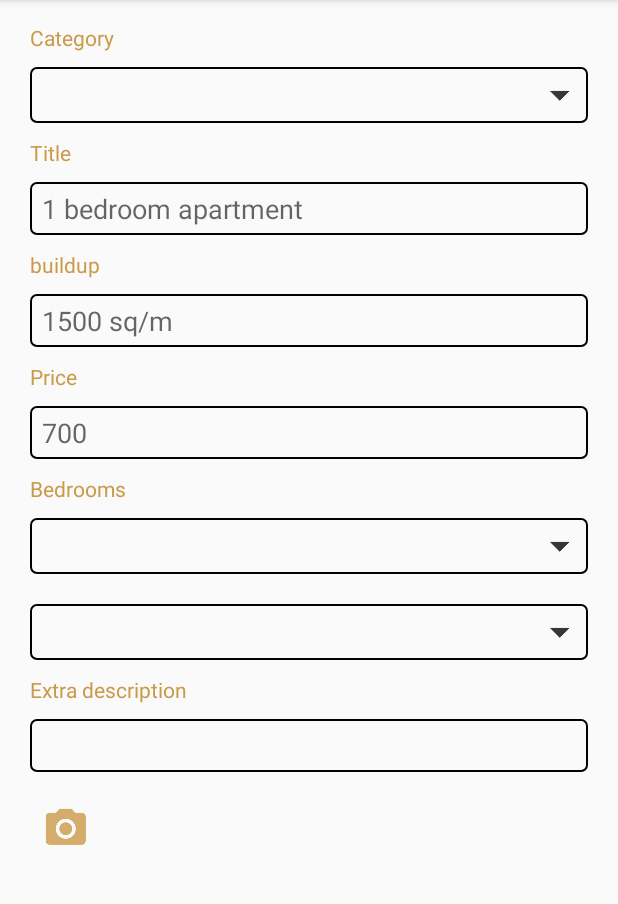
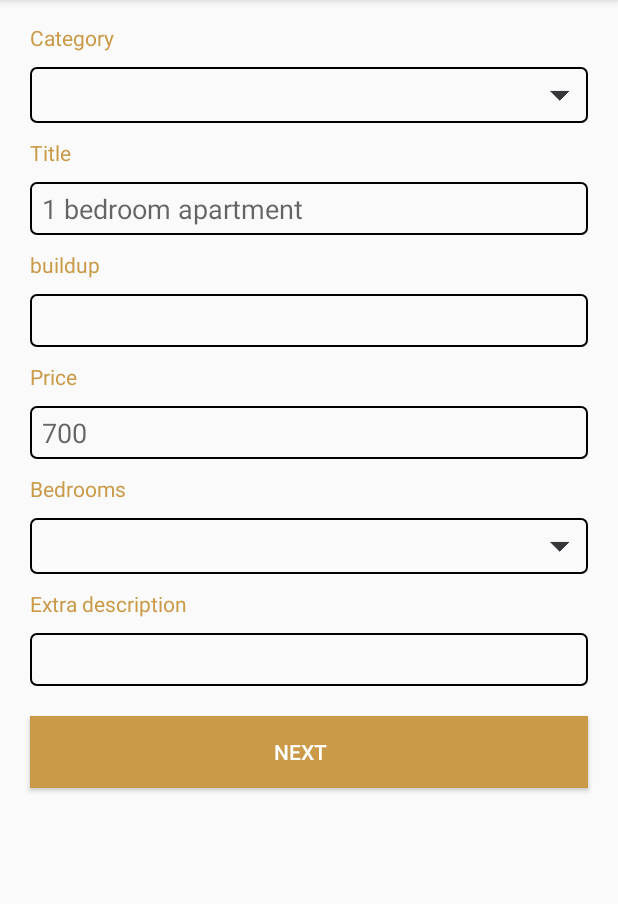
Before and after one commit to abel06/MarketSpiral, an Android app: the AddItem screen opened directly, with no data from a screen before it, on a phone screen of 412 x 824 dp, the part 84-988 px from its top. Run offline under Robolectric (Android 15) with nearby library versions, the phone set to English and light mode, and no system bars; 2 statements that could not run were skipped.

Commit message:
no change

```diff
--- a/app/src/main/res/layout/activity_add_image.xml
+++ b/app/src/main/res/layout/activity_add_image.xml
@@ -47,7 +47,7 @@
                 android:text="Tag" />
 
             <EditText
-                android:id="@+id/editText"
+                android:id="@+id/image_tag"
                 style="@style/text_style"
                 android:layout_width="match_parent"
                 android:layout_height="wrap_content"
--- a/app/src/main/res/layout/activity_add_item.xml
+++ b/app/src/main/res/layout/activity_add_item.xml
@@ -4,7 +4,7 @@ xmlns:card_view="http://schemas.android.com/apk/res-auto"
 xmlns:tools="http://schemas.android.com/tools"
 android:layout_width="match_parent"
 android:layout_height="match_parent"
-tools:context="com.example.abela.marketspiral.Core.AddItem"
+tools:context="com.example.abela.marketspiral.ADD.AddItem"
     >
 
 <LinearLayout
@@ -33,13 +33,12 @@ tools:context="com.example.abela.marketspiral.Core.AddItem"
             android:textColor="#CA9A48" />
 
         <Spinner
-            android:id="@+id/home_spinner_category"
+            android:id="@+id/spinner_Add_Category"
+            style="@style/spinner_style"
             android:layout_width="match_parent"
             android:layout_height="wrap_content"
             android:layout_weight="1"
-            android:background="@drawable/back"
-            style="@style/spinner_style"
-            />
+            android:background="@drawable/back" />
 
     </LinearLayout>
 
@@ -86,13 +85,12 @@ tools:context="com.example.abela.marketspiral.Core.AddItem"
 
         <EditText
             android:id="@+id/buildup_et"
-            style="@style/text_style"
             android:layout_width="match_parent"
             android:layout_height="wrap_content"
             android:layout_weight="1"
+            style="@style/text_style"
             android:ems="10"
-            android:hint="1500 sq/m"
-            android:inputType="textPersonName" />
+            android:inputType="number" />
 
     </LinearLayout>
 
@@ -112,13 +110,14 @@ tools:context="com.example.abela.marketspiral.Core.AddItem"
             android:textColor="#CA9A48" />
 
         <EditText
-            android:id="@+id/home_price"
+            android:id="@+id/price_et"
             style="@style/text_style"
             android:layout_width="match_parent"
             android:layout_height="wrap_content"
             android:ems="10"
+            android:inputType="number"
             android:hint="700 "
-            android:inputType="textPersonName" />
+            />
     </LinearLayout>
 
     <LinearLayout
@@ -136,7 +135,7 @@ tools:context="com.example.abela.marketspiral.Core.AddItem"
             android:textColor="#CA9A48" />
 
         <Spinner
-            android:id="@+id/home_bedrooms"
+            android:id="@+id/spinner_Add_Bedroom"
             style="@style/spinner_style"
             android:layout_width="match_parent"
             android:layout_height="wrap_content"
@@ -144,13 +143,6 @@ tools:context="com.example.abela.marketspiral.Core.AddItem"
             android:background="@drawable/back" />
 
     </LinearLayout>
-
-    <Spinner
-        android:id="@+id/home_spinner_image_tag"
-        style="@style/spinner_style"
-        android:layout_width="match_parent"
-        android:layout_height="wrap_content"
-        android:background="@drawable/back" />
 
     <LinearLayout
         android:layout_width="match_parent"
@@ -168,31 +160,36 @@ tools:context="com.example.abela.marketspiral.Core.AddItem"
             android:textColor="#CA9A48" />
 
         <EditText
-            android:id="@+id/Description"
+            android:id="@+id/description_et"
             style="@style/text_style"
             android:layout_width="match_parent"
             android:layout_height="wrap_content"
             android:layout_weight="1"
             android:ems="10"
             android:inputType="textMultiLine" />
+
+
     </LinearLayout>
 
-    <RelativeLayout
-        android:id="@+id/map_container"
+
+
+    <LinearLayout
         android:layout_width="match_parent"
-        android:layout_height="120dp">
+        android:layout_height="match_parent"
+        android:orientation="vertical">
 
-        <ImageView
-            android:id="@+id/camera_btn"
-            android:layout_width="wrap_content"
+        <Button
+            android:id="@+id/next_btn"
+            style="@style/text_style"
+            android:layout_width="match_parent"
             android:layout_height="wrap_content"
             android:layout_alignParentLeft="true"
             android:layout_alignParentStart="true"
             android:layout_alignParentTop="true"
-            android:layout_marginLeft="18dp"
-            android:layout_marginStart="18dp"
-            android:layout_marginTop="12dp"
-            card_view:srcCompat="@drawable/ic_camera" />
-    </RelativeLayout>
+            android:layout_marginBottom="10dp"
+            android:background="#CA9A48"
+            android:text="Next"
+            android:textColor="#FFFFFF" />
+    </LinearLayout>
 </LinearLayout>
 </ScrollView>
--- a/app/src/main/res/layout/activity_image_upload.xml
+++ b/app/src/main/res/layout/activity_image_upload.xml
@@ -4,7 +4,7 @@
     xmlns:tools="http://schemas.android.com/tools"
     android:layout_width="match_parent"
     android:layout_height="match_parent"
-    tools:context="com.example.abela.marketspiral.Core.AddItem"
+    tools:context="com.example.abela.marketspiral.ADD.AddItem"
     >
 
     <LinearLayout
```
